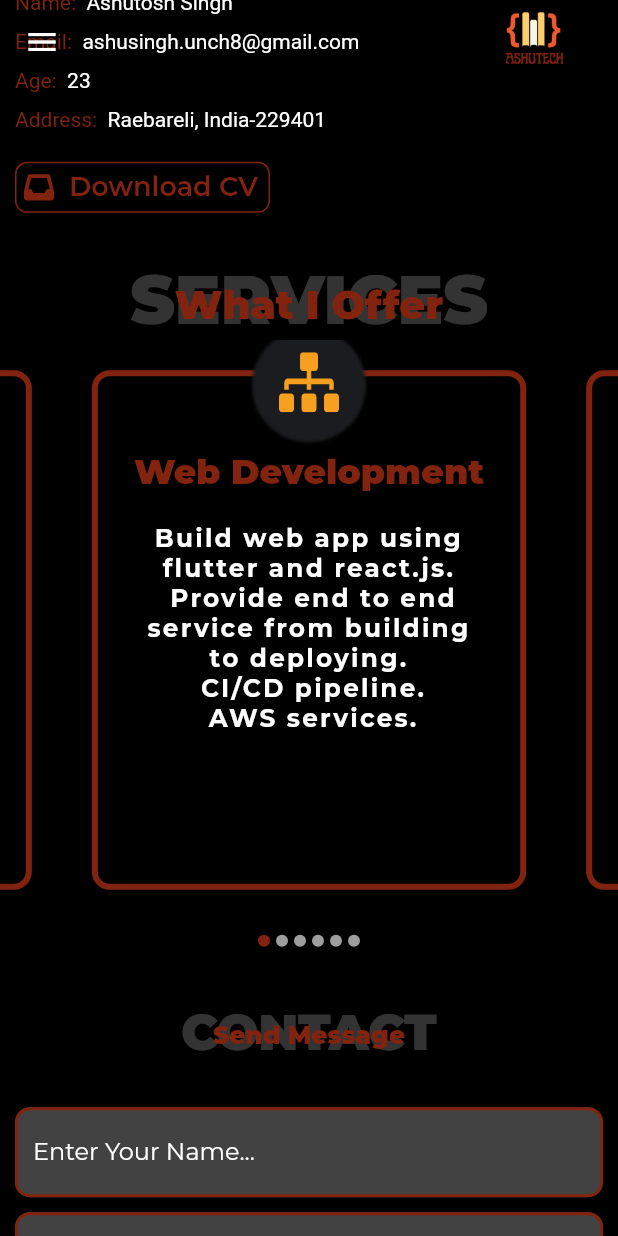
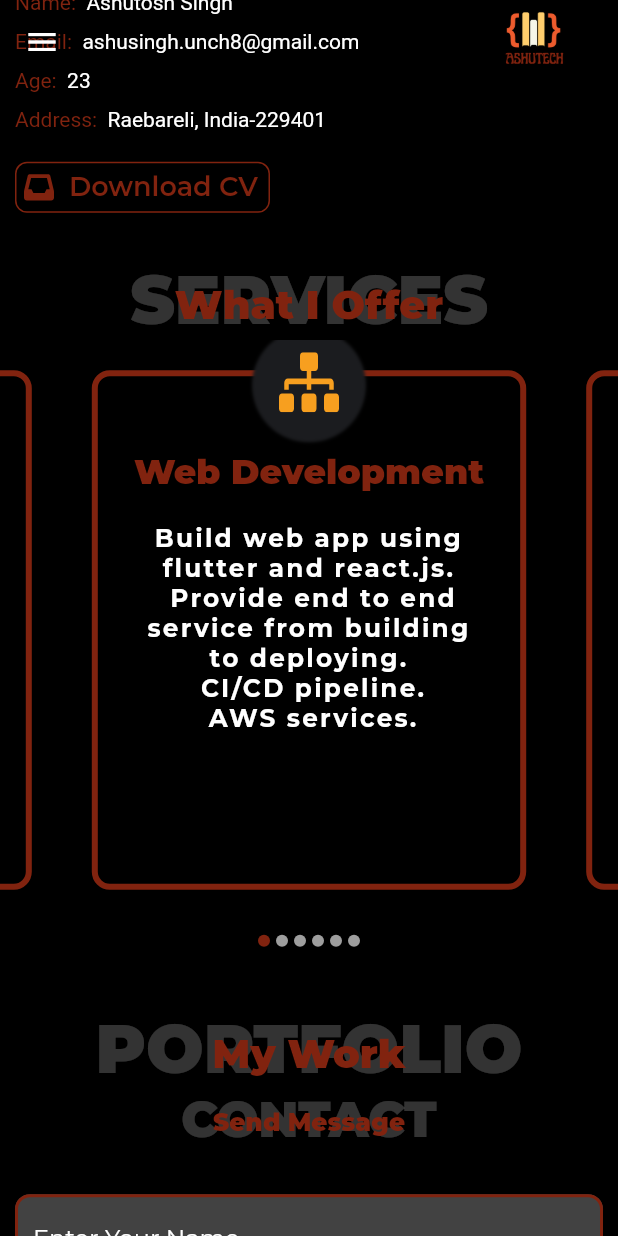
Before and after one commit to ashut08/personal_portfolio, a Flutter app: the screen it shows after launch, scrolled down 1728 dp, on a phone screen of 412 x 824 dp. Run offline on Flutter 3.47's test engine with Material 2 defaults, Android fonts, the phone set to English and light mode, and no system bars; drawn by our look-alikes of carousel_slider; our stand-ins replace animated_text_kit, flutter_svg, google_fonts.

Commit message:
add desktop project card

```diff
--- a/lib/view/pages/sections/projects/projects.dart
+++ b/lib/view/pages/sections/projects/projects.dart
@@ -1,6 +1,8 @@
 import 'package:flutter/cupertino.dart';
 
 import 'package:personal_portfolio/utils/screen_helper.dart';
+import 'package:personal_portfolio/view/pages/sections/projects/projects_desktop.dart';
+import 'package:personal_portfolio/view/pages/sections/projects/projects_mobile.dart';
 
 class MyProject extends StatefulWidget {
   const MyProject({Key? key}) : super(key: key);
@@ -12,22 +14,10 @@ class MyProject extends StatefulWidget {
 class _MyProjectState extends State<MyProject> {
   @override
   Widget build(BuildContext context) {
-    return ScreenHelper(
-      tablet: tablet(),
-      desktop: desktop(),
-      mobile: mobile(),
+    return const ScreenHelper(
+      tablet: ProjectDesktop(),
+      desktop: ProjectDesktop(),
+      mobile: ProjectsMobile(),
     );
   }
-
-  Widget tablet() {
-    return const Text("");
-  }
-
-  Widget desktop() {
-    return const Text("");
-  }
-
-  Widget mobile() {
-    return const Text("");
-  }
 }
--- /dev/null
+++ b/lib/view/pages/sections/projects/projects_mobile.dart
@@ -0,0 +1,52 @@
+import 'package:flutter/material.dart';
+import 'package:personal_portfolio/provider/theme_provider.dart';
+import 'package:personal_portfolio/utils/constant.dart';
+import 'package:personal_portfolio/utils/sizeconfig.dart';
+import 'package:provider/provider.dart';
+
+class ProjectsMobile extends StatelessWidget {
+  const ProjectsMobile({Key? key}) : super(key: key);
+
+  @override
+  Widget build(BuildContext context) {
+    SizeConfig().init(context);
+    var height = SizeConfig.screenHeight;
+    var width = SizeConfig.screenWidth;
+    final themeProvider = Provider.of<ThemeProvider>(context);
+    return Column(
+      children: [
+        size10,
+        size10,
+        Stack(
+          alignment: Alignment.bottomCenter,
+          children: [
+            Center(
+              child: Text(
+                "portfolio".toUpperCase(),
+                textAlign: TextAlign.center,
+                style: TextStyle(
+                  fontWeight: FontWeight.w900,
+                  fontSize: height! * 0.055,
+                  color: themeProvider.lightTheme
+                      ? Colors.black.withOpacity(0.2)
+                      : Colors.white.withOpacity(0.2),
+                ),
+              ),
+            ),
+            Positioned(
+              bottom: 8,
+              child: Text(
+                "My Work",
+                style: TextStyle(
+                  fontSize: height * 0.032,
+                  color: kPrimaryColor,
+                  fontWeight: FontWeight.w900,
+                ),
+              ),
+            ),
+          ],
+        ),
+      ],
+    );
+  }
+}
--- a/pubspec.yaml
+++ b/pubspec.yaml
@@ -70,6 +70,7 @@ flutter:
   assets:
      - assets/
      - assets/dpimage/
+     - assets/projects/
   #   - images/a_dot_ham.jpeg
 
   # An image asset can refer to one or more resolution-specific "variants", see
```
Also changed, not shown: lib/models/projects_model.dart (added, +10 -0 lines), lib/utils/project_utils.dart (added, +27 -0 lines), lib/view/pages/sections/projects/components/projects_card.dart (added, +175 -0 lines), lib/view/pages/sections/projects/project_tab.dart (added, +52 -0 lines), lib/view/pages/sections/projects/projects_desktop.dart (added, +70 -0 lines), lib/view/pages/sections/services/service_desktop.dart (+14 -0 lines).
